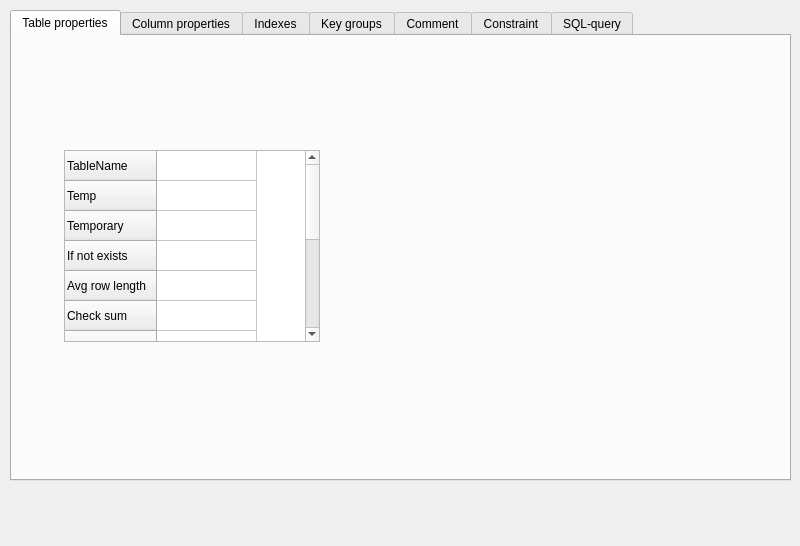
First picture: the form in qrgui/editor/databases/tableMenuWidget.ui, repository qreal/qreal, before the edit.
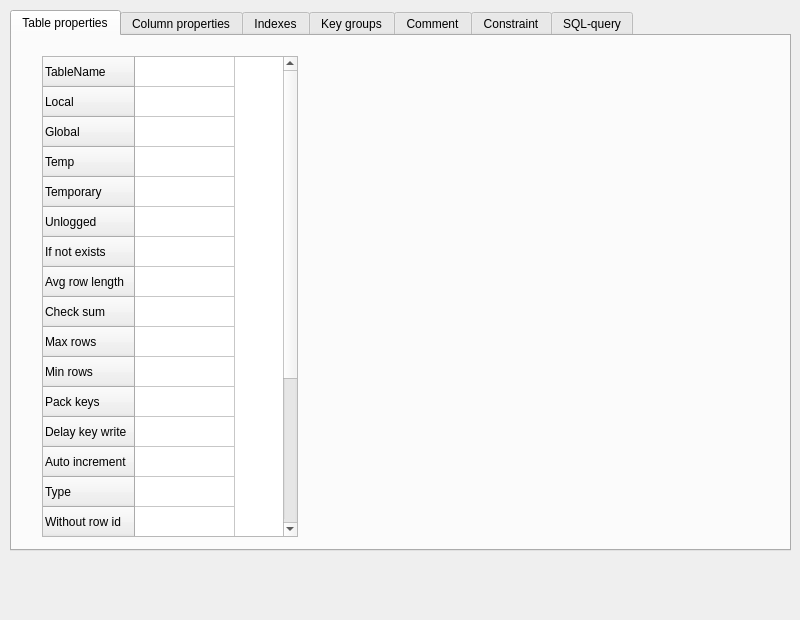
Second picture: the form after the edit.

Commit message: Show instead of hide in dbms properties (in menu)

The edit to the form file:
```diff
--- a/qrgui/editor/databases/tableMenuWidget.ui
+++ b/qrgui/editor/databases/tableMenuWidget.ui
@@ -7,7 +7,7 @@
     <x>0</x>
     <y>0</y>
     <width>800</width>
-    <height>546</height>
+    <height>620</height>
    </rect>
   </property>
   <property name="sizePolicy">
@@ -25,9 +25,15 @@
      <x>10</x>
      <y>10</y>
      <width>781</width>
-     <height>471</height>
+     <height>541</height>
     </rect>
    </property>
+   <property name="sizePolicy">
+    <sizepolicy hsizetype="Maximum" vsizetype="Maximum">
+     <horstretch>0</horstretch>
+     <verstretch>0</verstretch>
+    </sizepolicy>
+   </property>
    <property name="currentIndex">
     <number>0</number>
    </property>
@@ -35,18 +41,15 @@
     <attribute name="title">
      <string>Table properties</string>
     </attribute>
-    <widget class="QWidget" name="horizontalLayoutWidget">
-     <property name="geometry">
-      <rect>
-       <x>10</x>
-       <y>0</y>
-       <width>341</width>
-       <height>421</height>
-      </rect>
-     </property>
-     <layout class="QHBoxLayout" name="horizontalLayout">
-      <item>
        <widget class="QTableWidget" name="tableDataTable">
+     <property name="geometry">
+      <rect>
+       <x>30</x>
+       <y>20</y>
+       <width>256</width>
+       <height>481</height>
+      </rect>
+     </property>
         <property name="sizePolicy">
          <sizepolicy hsizetype="Maximum" vsizetype="Maximum">
           <horstretch>0</horstretch>
@@ -61,6 +64,16 @@
           <string>TableName</string>
          </property>
         </row>
+     <row>
+      <property name="text">
+       <string>Local</string>
+      </property>
+     </row>
+     <row>
+      <property name="text">
+       <string>Global</string>
+      </property>
+     </row>
         <row>
          <property name="text">
           <string>Temp</string>
@@ -71,6 +84,11 @@
           <string>Temporary</string>
          </property>
         </row>
+     <row>
+      <property name="text">
+       <string>Unlogged</string>
+      </property>
+     </row>
         <row>
          <property name="text">
           <string>If not exists</string>
@@ -121,15 +139,42 @@
           <string>Without row id</string>
          </property>
         </row>
+     <row>
+      <property name="text">
+       <string>Inherits</string>
+      </property>
+     </row>
+     <row>
+      <property name="text">
+       <string>With</string>
+      </property>
+     </row>
+     <row>
+      <property name="text">
+       <string>With oids</string>
+      </property>
+     </row>
+     <row>
+      <property name="text">
+       <string>Without oids</string>
+      </property>
+     </row>
+     <row>
+      <property name="text">
+       <string>On commit</string>
+      </property>
+     </row>
+     <row>
+      <property name="text">
+       <string>Tablespace</string>
+      </property>
+     </row>
         <column>
          <property name="text">
           <string>Property value</string>
          </property>
         </column>
        </widget>
-      </item>
-     </layout>
-    </widget>
    </widget>
    <widget class="QWidget" name="tab_6">
     <attribute name="title">
```
Left out of the diff: 5 changed lines with no effect on the pictures. Lines whose indentation alone changed are shown as unchanged. The commit also changes 4 other files.
